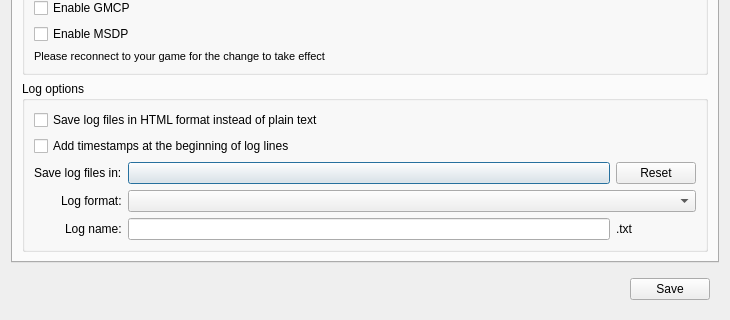
Before: the Qt Designer form src/ui/profile_preferences.ui in Mudlet/Mudlet, drawn with Qt 5; both pictures show x 0 to 730 and y 365 to 685 of the 730 by 685 pixel window.
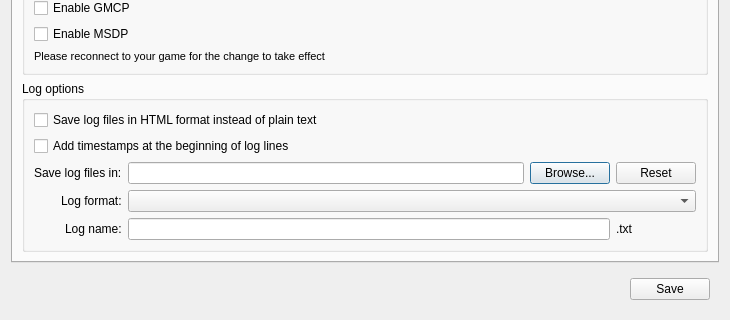
After: the same form once the commit is applied. Icons and pictures are not drawn. Custom widgets are drawn as their Qt base class.

Commit message:
Revert to using a read-only lineEdit to display selected log folder
 - Restore lineEdit_logFileFolder from SlySven's PR #1.

The edit to the form file:
```diff
--- a/src/ui/profile_preferences.ui
+++ b/src/ui/profile_preferences.ui
@@ -281,8 +281,8 @@
          <property name="title">
           <string>Log options</string>
          </property>
-         <layout class="QGridLayout" name="gridLayout_6" columnstretch="0,1,0">
-          <item row="0" column="0" colspan="3">
+         <layout class="QGridLayout" name="gridLayout_6">
+          <item row="0" column="0" colspan="4">
            <widget class="QCheckBox" name="mIsToLogInHtml">
             <property name="toolTip">
              <string>&lt;html&gt;&lt;head/&gt;&lt;body&gt;&lt;p&gt;When checked will cause the date-stamp named log file to be HTML (file extention '.html') which can convey color, font and other formatting information rather than a plain text (file extension '.txt') format.  If changed whilst logging is already in progress it is necessary to stop and restart logging for this setting to take effect in a new log file.&lt;/p&gt;&lt;/body&gt;&lt;/html&gt;</string>
@@ -292,7 +292,7 @@
             </property>
            </widget>
           </item>
-          <item row="1" column="0" colspan="3">
+          <item row="1" column="0" colspan="4">
            <widget class="QCheckBox" name="mIsLoggingTimestamps">
             <property name="text">
              <string>Add timestamps at the beginning of log lines</string>
@@ -310,16 +310,20 @@
            </widget>
           </item>
           <item row="2" column="1">
-           <widget class="QPushButton" name="pushButton_whereToLog">
-            <property name="sizePolicy">
-             <sizepolicy hsizetype="Ignored" vsizetype="Fixed">
-              <horstretch>1</horstretch>
-              <verstretch>0</verstretch>
-             </sizepolicy>
+           <widget class="QLineEdit" name="lineEdit_logFileFolder">
+            <property name="readOnly">
+             <bool>true</bool>
             </property>
            </widget>
           </item>
           <item row="2" column="2">
+           <widget class="QPushButton" name="pushButton_whereToLog">
+            <property name="text">
+             <string>Browse...</string>
+            </property>
+           </widget>
+          </item>
+          <item row="2" column="3">
            <widget class="QPushButton" name="pushButton_resetLogDir">
             <property name="toolTip">
              <string>Set the log directory to default so that logs are saved to the profile's 'log' directory.</string>
@@ -339,11 +343,8 @@
             </property>
            </widget>
           </item>
-          <item row="3" column="1" colspan="2">
+          <item row="3" column="1" colspan="3">
            <widget class="QComboBox" name="comboBox_logFileNameFormat">
-            <property name="sizeAdjustPolicy">
-             <enum>QComboBox::AdjustToContents</enum>
-            </property>
            </widget>
           </item>
           <item row="4" column="0" alignment="Qt::AlignRight">
@@ -356,14 +357,14 @@
             </property>
            </widget>
           </item>
-          <item row="4" column="1">
+          <item row="4" column="1" colspan="2">
            <widget class="QLineEdit" name="lineEdit_logFileName">
             <property name="alignment">
              <set>Qt::AlignRight|Qt::AlignTrailing|Qt::AlignVCenter</set>
             </property>
            </widget>
           </item>
-          <item row="4" column="2">
+          <item row="4" column="3">
            <widget class="QLabel" name="label_logFileNameExtension">
             <property name="enabled">
              <bool>true</bool>
```
The commit also changes 1 other file.
